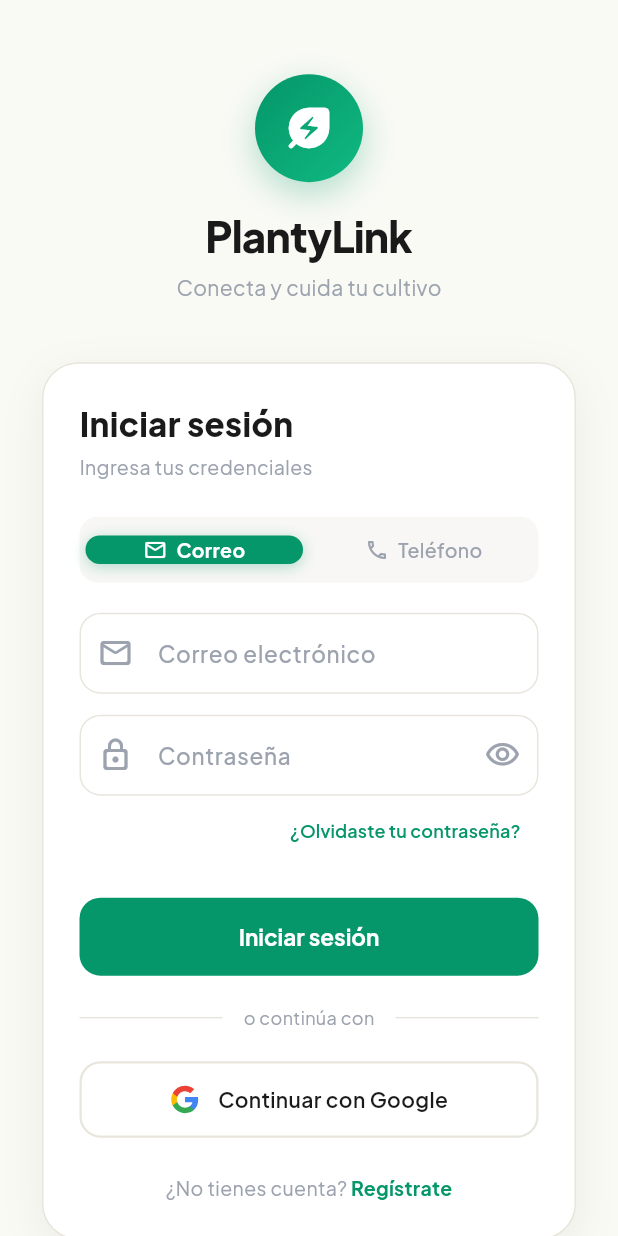
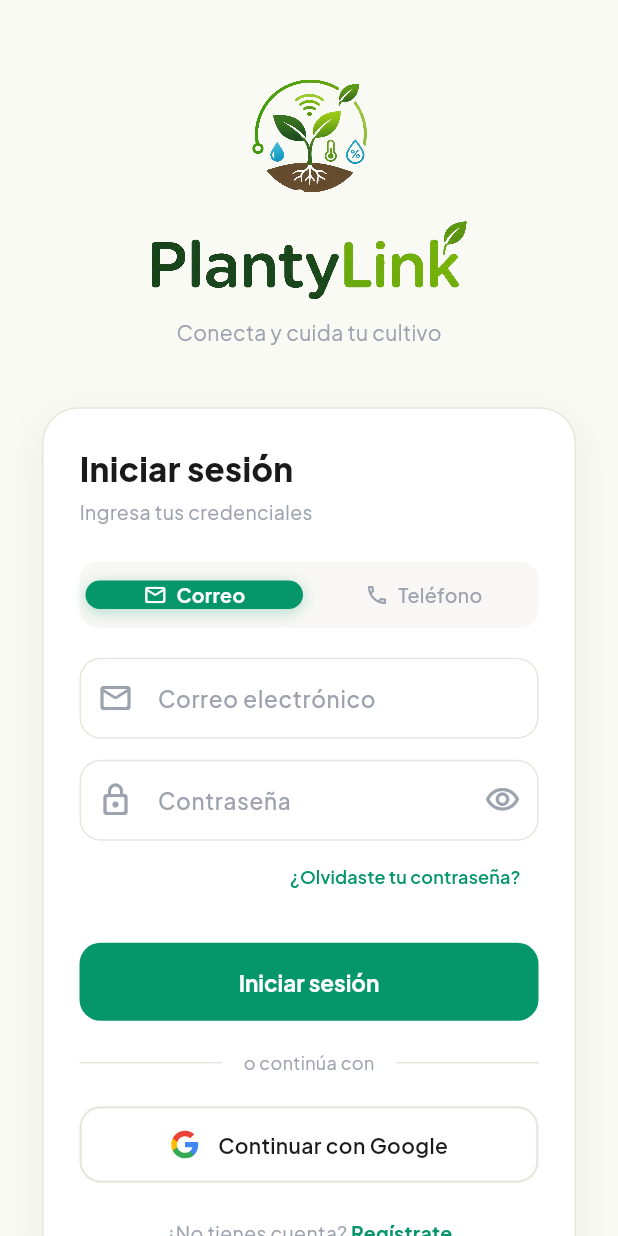
Before and after one commit to dnbravo04/PlantyLink, a Flutter app: the screen it shows after launch, on a phone screen of 412 x 824 dp. Run offline on Flutter 3.47's test engine with Material 3 defaults, Android fonts, the light colour scheme and no system bars; our stand-ins replace connectivity_plus, dio, firebase_auth, firebase_core, firebase_database, firebase_messaging and 9 more; missing offline and left inert: mobile_scanner, nfc_manager; accounts and stored records are empty; generated files the repository leaves out were written again.

Commit message:
Rebrand with PlantyLink logo: launcher icons, BrandMark widget, auth screens
- Add official logo/wordmark assets under assets/branding
- Generate launcher icons for Android (adaptive), iOS, macOS, web, Windows via flutter_launcher_icons
- New reusable BrandMark widget (logo + tintable wordmark)
- Use BrandMark on login and welcome screens
- Update web manifest theme colors and README header

```diff
--- a/lib/presentation/screens/login_screen.dart
+++ b/lib/presentation/screens/login_screen.dart
@@ -6,6 +6,7 @@
 import '../../core/phone_utils.dart';
 import '../../core/theme/app_colors.dart';
 import '../../core/theme/app_color_scheme.dart';
+import '../widgets/common/brand_mark.dart';
 import '../../app.dart';
 
 class LoginScreen extends StatefulWidget {
@@ -207,40 +208,8 @@
       opacity: _logoFade,
       child: Column(
         children: [
-          Container(
-            width: 72, height: 72,
-            decoration: BoxDecoration(
-              shape: BoxShape.circle,
-              gradient: LinearGradient(
-                begin: Alignment.topLeft,
-                end: Alignment.bottomRight,
-                colors: [c.primary, c.success],
-              ),
-              boxShadow: [
-                BoxShadow(
-                  color: c.primary.withValues(alpha: 0.3),
-                  blurRadius: 20,
-                  offset: const Offset(0, 8),
-                ),
-              ],
-            ),
-            child: const Icon(
-              Icons.energy_savings_leaf_rounded,
-              size: 36,
-              color: Colors.white,
-            ),
-          ),
-          const SizedBox(height: 16),
-          Text(
-            'PlantyLink',
-            style: GoogleFonts.plusJakartaSans(
-              fontSize: 28,
-              fontWeight: FontWeight.w800,
-              color: c.textPrimary,
-              letterSpacing: -0.5,
-            ),
-          ),
-          const SizedBox(height: 4),
+          const BrandMark(logoSize: 84, wordmarkWidth: 210, spacing: 14),
+          const SizedBox(height: 12),
           Text(
             'Conecta y cuida tu cultivo',
             style: GoogleFonts.plusJakartaSans(
--- a/lib/presentation/screens/onboarding/welcome_screen.dart
+++ b/lib/presentation/screens/onboarding/welcome_screen.dart
@@ -4,6 +4,7 @@
 import '../../../core/theme/app_colors.dart';
 import '../../../core/theme/app_color_scheme.dart';
 import '../../../core/utils/haptics.dart';
+import '../../widgets/common/brand_mark.dart';
 import '../../../app.dart';
 
 class WelcomeScreen extends StatefulWidget {
@@ -107,12 +108,20 @@
         child: SafeArea(
           child: Column(
             children: [
-              // Skip button
-              Align(
-                alignment: Alignment.topRight,
-                child: Padding(
-                  padding: const EdgeInsets.fromLTRB(0, 12, 20, 0),
-                  child: TextButton(
+              // Brand mark + skip button
+              Padding(
+                padding: const EdgeInsets.fromLTRB(24, 12, 8, 0),
+                child: Row(
+                  mainAxisAlignment: MainAxisAlignment.spaceBetween,
+                  children: [
+                    const BrandMark(
+                      logoSize: 30,
+                      wordmarkWidth: 118,
+                      spacing: 8,
+                      horizontal: true,
+                      onDarkSurface: true,
+                    ),
+                    TextButton(
                       onPressed: _skip,
                       style: TextButton.styleFrom(
                         foregroundColor: Colors.white.withValues(alpha: 0.7),
@@ -124,6 +133,7 @@
                         ),
                       ),
                     ),
+                  ],
                 ),
               ),
 
--- /dev/null
+++ b/lib/presentation/widgets/common/brand_mark.dart
@@ -0,0 +1,83 @@
+import 'package:flutter/material.dart';
+import '../../../core/theme/app_colors.dart';
+
+/// Reusable PlantyLink brand mark.
+///
+/// Renders the colourful circular logo ("PlantyLink logo.png") and, optionally,
+/// the "PlantyLink" wordmark ("PlantyLink letra.png"). The wordmark is a
+/// fixed-colour (dark/green) PNG, so on dark surfaces it is tinted white to
+/// stay legible.
+class BrandMark extends StatelessWidget {
+  static const String logoAsset = 'assets/branding/plantylink_logo.png';
+  static const String wordmarkAsset = 'assets/branding/plantylink_wordmark.png';
+  static const String fullAsset = 'assets/branding/plantylink_full.png';
+
+  /// Diameter of the circular logo.
+  final double logoSize;
+
+  /// Whether to render the wordmark next to / under the logo.
+  final bool showWordmark;
+
+  /// Width of the wordmark image (its height scales automatically).
+  final double wordmarkWidth;
+
+  /// Gap between the logo and the wordmark.
+  final double spacing;
+
+  /// Lay the logo and wordmark out horizontally instead of stacked.
+  final bool horizontal;
+
+  /// Force the wordmark colour treatment: `true` tints it white (for dark or
+  /// coloured surfaces), `false` keeps the original green. When `null` it
+  /// follows the current theme brightness.
+  final bool? onDarkSurface;
+
+  const BrandMark({
+    super.key,
+    this.logoSize = 88,
+    this.showWordmark = true,
+    this.wordmarkWidth = 190,
+    this.spacing = 16,
+    this.horizontal = false,
+    this.onDarkSurface,
+  });
+
+  @override
+  Widget build(BuildContext context) {
+    final tintWhite = onDarkSurface ?? AppColors.of(context).isDark;
+
+    final logo = Image.asset(
+      logoAsset,
+      width: logoSize,
+      height: logoSize,
+      fit: BoxFit.contain,
+      filterQuality: FilterQuality.high,
+    );
+
+    if (!showWordmark) return logo;
+
+    Widget wordmark = Image.asset(
+      wordmarkAsset,
+      width: wordmarkWidth,
+      fit: BoxFit.contain,
+      filterQuality: FilterQuality.high,
+    );
+    if (tintWhite) {
+      wordmark = ColorFiltered(
+        colorFilter: const ColorFilter.mode(Colors.white, BlendMode.srcIn),
+        child: wordmark,
+      );
+    }
+
+    if (horizontal) {
+      return Row(
+        mainAxisSize: MainAxisSize.min,
+        children: [logo, SizedBox(width: spacing), Flexible(child: wordmark)],
+      );
+    }
+    return Column(
+      mainAxisSize: MainAxisSize.min,
+      children: [logo, SizedBox(height: spacing), wordmark],
+    );
+  }
+}
```
Also changed, not shown: pubspec.yaml (+28 -0 lines), assets/branding/icon_foreground.png (added), assets/branding/icon_launcher.png (added), assets/branding/plantylink_full.png (added), assets/branding/plantylink_logo.png (added), assets/branding/plantylink_wordmark.png (added), pubspec.lock, 51 other files. Lines whose indentation alone changed are shown as unchanged.
